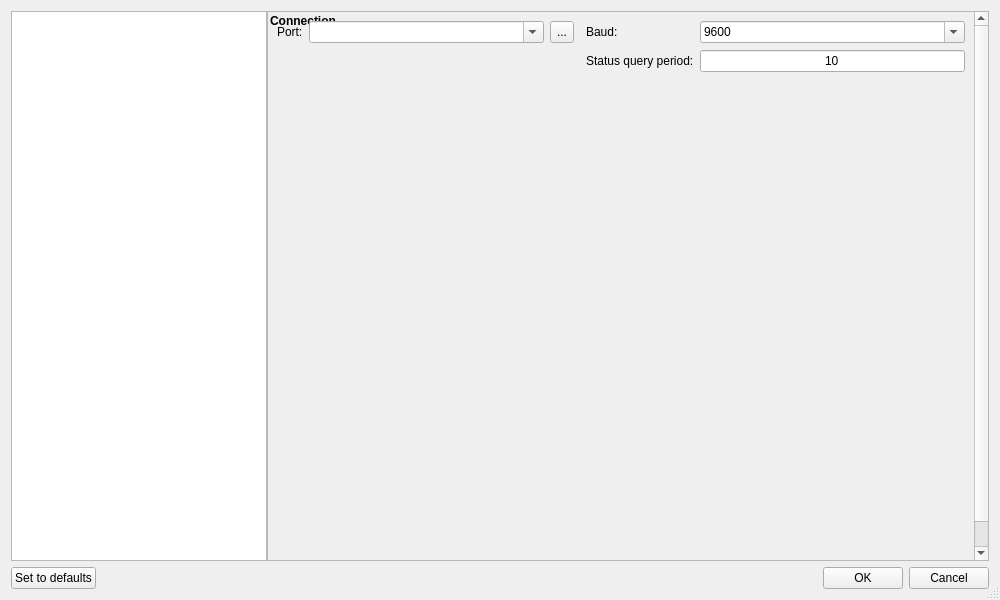
Before: the Qt Designer form src/candle/frmsettings.ui in Denvi/Candle, drawn with Qt 5.
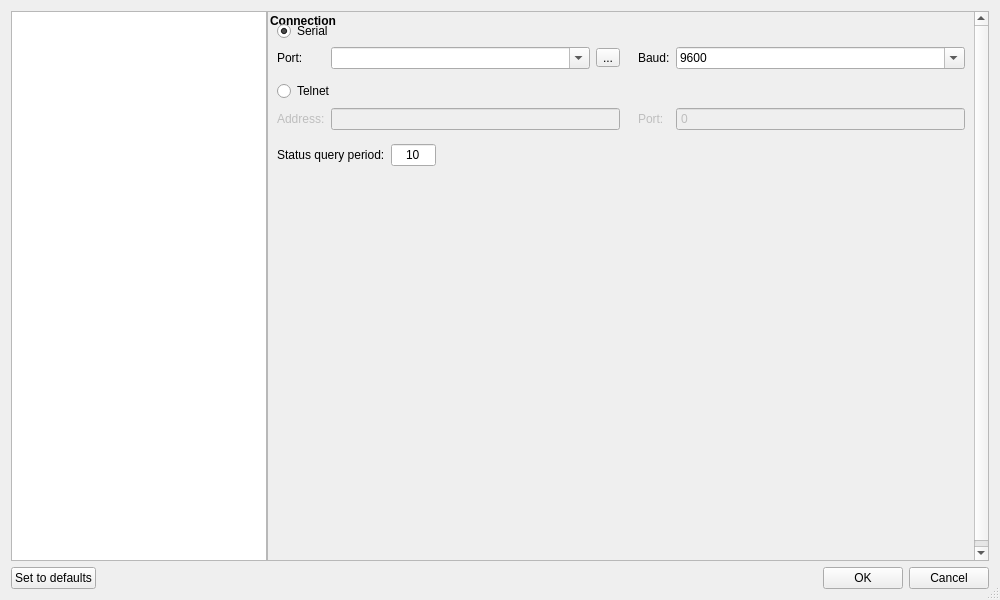
After: the same form once the commit is applied. Icons and pictures are not drawn. Custom widgets are drawn as their Qt base class.

Commit message: Added telnet connection

```diff
--- a/src/candle/frmsettings.ui
+++ b/src/candle/frmsettings.ui
@@ -111,21 +111,38 @@
                <layout class="QVBoxLayout" name="verticalLayout">
                 <item>
                  <layout class="QGridLayout" name="gridLayout_8" columnstretch="0,1,0,0,1">
-                  <item row="0" column="3">
-                   <widget class="QLabel" name="label_2">
-                    <property name="text">
-                     <string>Baud:</string>
-                    </property>
-                   </widget>
+                  <item row="1" column="1">
+                   <layout class="QHBoxLayout" name="horizontalLayout_3" stretch="0,0">
+                    <item>
+                     <widget class="QComboBox" name="cboPort">
+                      <property name="minimumSize">
+                       <size>
+                        <width>150</width>
+                        <height>0</height>
+                       </size>
+                      </property>
+                      <property name="editable">
+                       <bool>true</bool>
+                      </property>
+                     </widget>
+                    </item>
+                    <item>
+                     <widget class="QToolButton" name="cmdRefresh">
+                      <property name="styleSheet">
+                       <string notr="true">padding: 0 1 0 2;</string>
+                      </property>
+                      <property name="text">
+                       <string>...</string>
+                      </property>
+                      <property name="icon">
+                       <iconset resource="images.qrc">
+                        <normaloff>:/images/restart.png</normaloff>:/images/restart.png</iconset>
+                      </property>
+                     </widget>
+                    </item>
+                   </layout>
                   </item>
-                  <item row="0" column="0">
-                   <widget class="QLabel" name="label">
-                    <property name="text">
-                     <string>Port:</string>
-                    </property>
-                   </widget>
-                  </item>
-                  <item row="0" column="4">
+                  <item row="1" column="4">
                    <widget class="QComboBox" name="cboBaud">
                     <property name="editable">
                      <bool>true</bool>
@@ -170,38 +187,47 @@
                     </item>
                    </widget>
                   </item>
-                  <item row="0" column="1">
-                   <layout class="QHBoxLayout" name="horizontalLayout_3" stretch="1,0">
-                    <item>
-                     <widget class="QComboBox" name="cboPort">
-                      <property name="editable">
-                       <bool>true</bool>
-                      </property>
-                     </widget>
-                    </item>
-                    <item>
-                     <widget class="QToolButton" name="cmdRefresh">
-                      <property name="sizePolicy">
-                       <sizepolicy hsizetype="Fixed" vsizetype="Expanding">
-                        <horstretch>0</horstretch>
-                        <verstretch>0</verstretch>
-                       </sizepolicy>
-                      </property>
-                      <property name="styleSheet">
-                       <string notr="true">padding: 0 1 0 2;</string>
-                      </property>
-                      <property name="text">
-                       <string>...</string>
-                      </property>
-                      <property name="icon">
-                       <iconset resource="images.qrc">
-                        <normaloff>:/images/restart.png</normaloff>:/images/restart.png</iconset>
-                      </property>
-                     </widget>
-                    </item>
-                   </layout>
+                  <item row="4" column="0">
+                   <widget class="QLabel" name="label_17">
+                    <property name="enabled">
+                     <bool>false</bool>
+                    </property>
+                    <property name="text">
+                     <string>Address:</string>
+                    </property>
+                   </widget>
                   </item>
-                  <item row="0" column="2">
+                  <item row="4" column="1">
+                   <widget class="QLineEdit" name="txtTelnetAddress">
+                    <property name="enabled">
+                     <bool>false</bool>
+                    </property>
+                   </widget>
+                  </item>
+                  <item row="0" column="0" colspan="5">
+                   <widget class="QRadioButton" name="radConnectionSerial">
+                    <property name="text">
+                     <string>Serial</string>
+                    </property>
+                    <property name="checked">
+                     <bool>true</bool>
+                    </property>
+                   </widget>
+                  </item>
+                  <item row="4" column="4">
+                   <widget class="QSpinBox" name="spbTelnetPort">
+                    <property name="enabled">
+                     <bool>false</bool>
+                    </property>
+                    <property name="buttonSymbols">
+                     <enum>QAbstractSpinBox::NoButtons</enum>
+                    </property>
+                    <property name="maximum">
+                     <number>65535</number>
+                    </property>
+                   </widget>
+                  </item>
+                  <item row="1" column="2">
                    <spacer name="horizontalSpacer_7">
                     <property name="orientation">
                      <enum>Qt::Horizontal</enum>
@@ -217,7 +243,74 @@
                     </property>
                    </spacer>
                   </item>
+                  <item row="4" column="3">
+                   <widget class="QLabel" name="label_34">
+                    <property name="enabled">
+                     <bool>false</bool>
+                    </property>
+                    <property name="text">
+                     <string>Port:</string>
+                    </property>
+                   </widget>
+                  </item>
+                  <item row="1" column="0">
+                   <widget class="QLabel" name="label">
+                    <property name="text">
+                     <string>Port:</string>
+                    </property>
+                   </widget>
+                  </item>
+                  <item row="3" column="0" colspan="5">
+                   <widget class="QRadioButton" name="radConnectionTelnet">
+                    <property name="text">
+                     <string>Telnet</string>
+                    </property>
+                   </widget>
+                  </item>
                   <item row="1" column="3">
+                   <widget class="QLabel" name="label_2">
+                    <property name="text">
+                     <string>Baud:</string>
+                    </property>
+                   </widget>
+                  </item>
+                  <item row="2" column="0">
+                   <spacer name="verticalSpacer_9">
+                    <property name="orientation">
+                     <enum>Qt::Vertical</enum>
+                    </property>
+                    <property name="sizeType">
+                     <enum>QSizePolicy::Fixed</enum>
+                    </property>
+                    <property name="sizeHint" stdset="0">
+                     <size>
+                      <width>0</width>
+                      <height>6</height>
+                     </size>
+                    </property>
+                   </spacer>
+                  </item>
+                 </layout>
+                </item>
+                <item>
+                 <spacer name="verticalSpacer_12">
+                  <property name="orientation">
+                   <enum>Qt::Vertical</enum>
+                  </property>
+                  <property name="sizeType">
+                   <enum>QSizePolicy::Fixed</enum>
+                  </property>
+                  <property name="sizeHint" stdset="0">
+                   <size>
+                    <width>0</width>
+                    <height>6</height>
+                   </size>
+                  </property>
+                 </spacer>
+                </item>
+                <item>
+                 <layout class="QHBoxLayout" name="horizontalLayout_14">
+                  <item>
                    <widget class="QLabel" name="label_11">
                     <property name="text">
                      <string>Status query period:</string>
@@ -227,7 +320,7 @@
                     </property>
                    </widget>
                   </item>
-                  <item row="1" column="4">
+                  <item>
                    <widget class="QSpinBox" name="txtQueryStateTime">
                     <property name="font">
                      <font>
@@ -244,10 +337,23 @@
                      <number>10</number>
                     </property>
                     <property name="maximum">
-                     <number>9999</number>
+                     <number>99999</number>
                     </property>
                    </widget>
                   </item>
+                  <item>
+                   <spacer name="horizontalSpacer_9">
+                    <property name="orientation">
+                     <enum>Qt::Horizontal</enum>
+                    </property>
+                    <property name="sizeHint" stdset="0">
+                     <size>
+                      <width>40</width>
+                      <height>20</height>
+                     </size>
+                    </property>
+                   </spacer>
+                  </item>
                  </layout>
                 </item>
                </layout>
@@ -261,7 +367,7 @@
                <property name="sizeHint" stdset="0">
                 <size>
                  <width>20</width>
-                 <height>505</height>
+                 <height>20</height>
                 </size>
                </property>
               </spacer>
```
Left out of the diff: 230 changed lines with no effect on the pictures. The commit also changes 18 other files.
